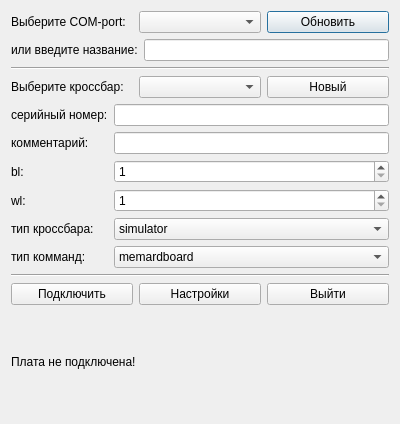
Qt form gui/uies/connect.ui (neurocomputer/MemriBoard) before a commit.
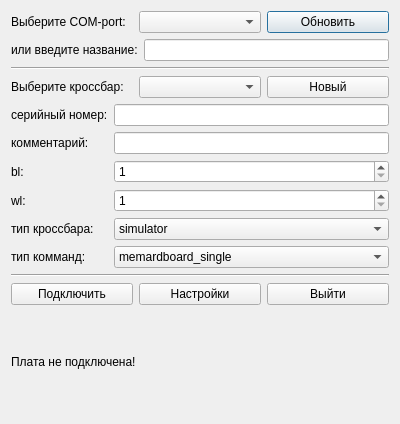
The same form after that commit.

```diff
--- a/gui/uies/connect.ui
+++ b/gui/uies/connect.ui
@@ -165,7 +165,7 @@
       <widget class="QComboBox" name="combo_c_type">
        <item>
         <property name="text">
-         <string>memardboard</string>
+         <string>memardboard_single</string>
         </property>
        </item>
        <item>
```
Left out of the diff: 5 changed lines with no effect on the pictures.
